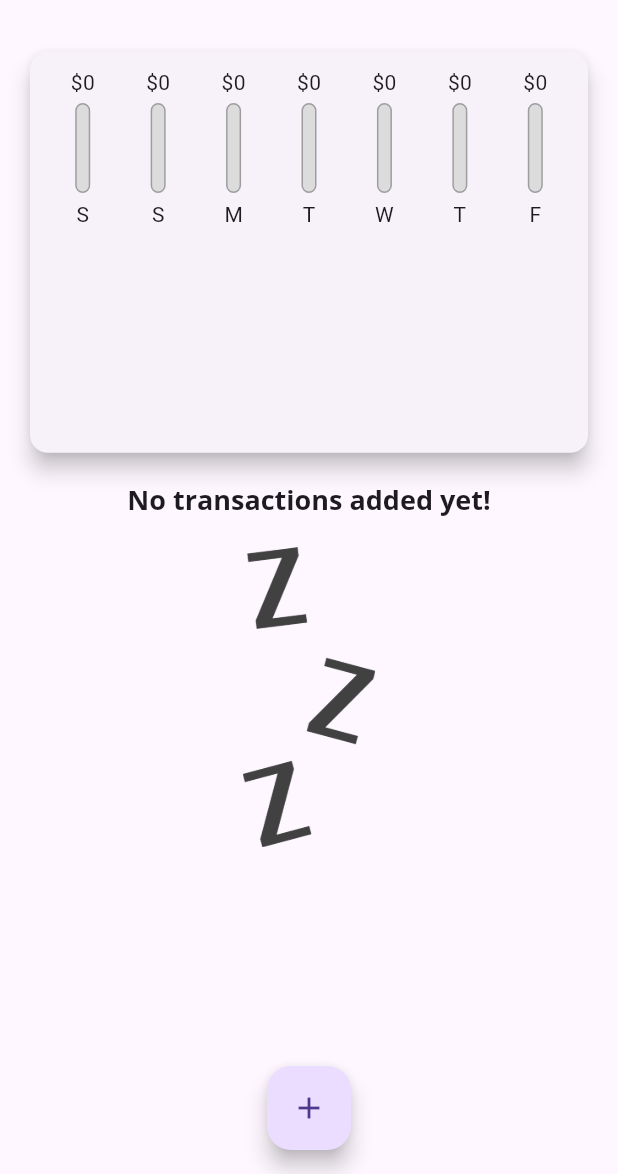
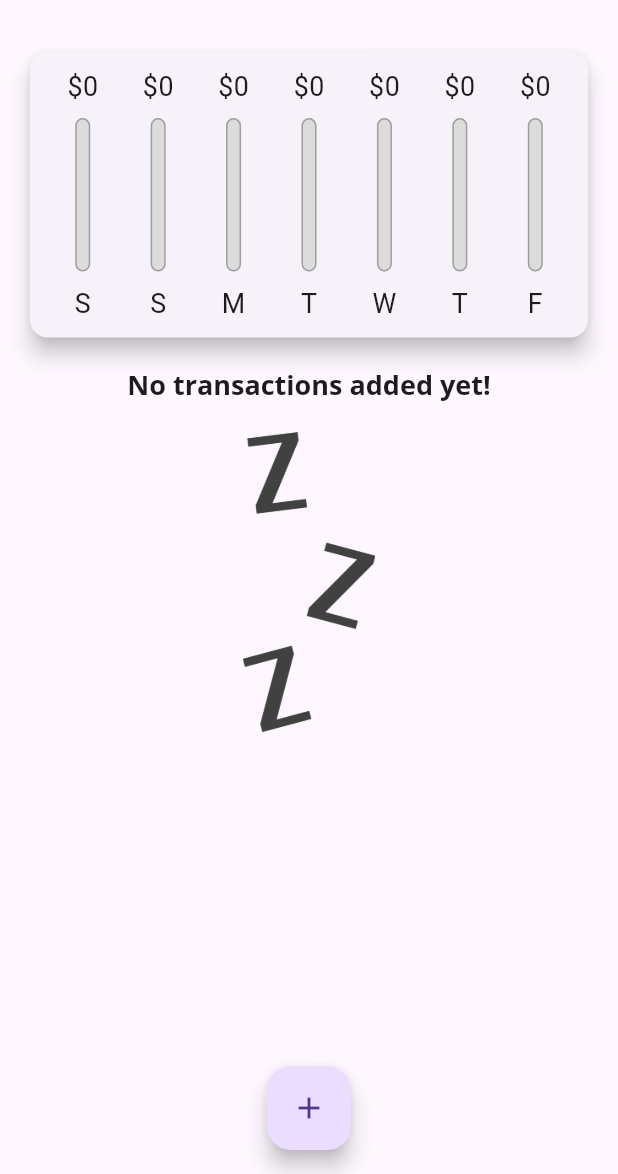
Before and after one commit to Abhinav-1708/Personal-Finance-App, a Flutter app: the screen it shows after launch, on a phone screen of 412 x 824 dp, the part 62-1236 px from its top. Run offline on Flutter 3.47's test engine with Material 3 defaults, Android fonts, the phone set to English and light mode, and no system bars.

Commit message:
chart bar

```diff
--- a/lib/main.dart
+++ b/lib/main.dart
@@ -110,14 +110,14 @@ class _MyHomePageState extends State<MyHomePage> {
               height: (MediaQuery.of(context).size.height -
                       appBar.preferredSize.height -
                       MediaQuery.of(context).padding.top) *
-                  0.4,
+                  0.3,
               child: Chart(_recentTransactions),
             ),
             Container(
               height: (MediaQuery.of(context).size.height -
                       appBar.preferredSize.height -
                       MediaQuery.of(context).padding.top) *
-                  0.6,
+                  0.7,
               child: TransactionList(_userTransactions, _deleteTransaction),
             ),
           ],
--- a/lib/widgets/chart_bar.dart
+++ b/lib/widgets/chart_bar.dart
@@ -9,19 +9,20 @@ class ChartBar extends StatelessWidget {
 
   @override
   Widget build(BuildContext context) {
+    return LayoutBuilder(builder: (ctx, constraints) {
       return Column(
         children: <Widget>[
           Container(
-          height: 20,
+            height: constraints.maxHeight * 0.15,
             child: FittedBox(
               child: Text('\$${spendingAmount.toStringAsFixed(0)}'),
             ),
           ),
           SizedBox(
-          height: 4,
+            height: constraints.maxHeight * 0.05,
           ),
           Container(
-          height: 60,
+            height: constraints.maxHeight * 0.6,
             width: 10,
             child: Stack(
               children: <Widget>[
@@ -45,11 +46,17 @@ class ChartBar extends StatelessWidget {
             ),
           ),
           SizedBox(
-          height: 4,
+            height: constraints.maxHeight * 0.05,
           ),
-        Text(label),
+          Container(
+            height: constraints.maxHeight * 0.15,
+            child: FittedBox(
+              child: Text(label),
+            ),
+          ),
         ],
       );
+    });
   }
 }
 
```
Lines whose indentation alone changed are shown as unchanged.
